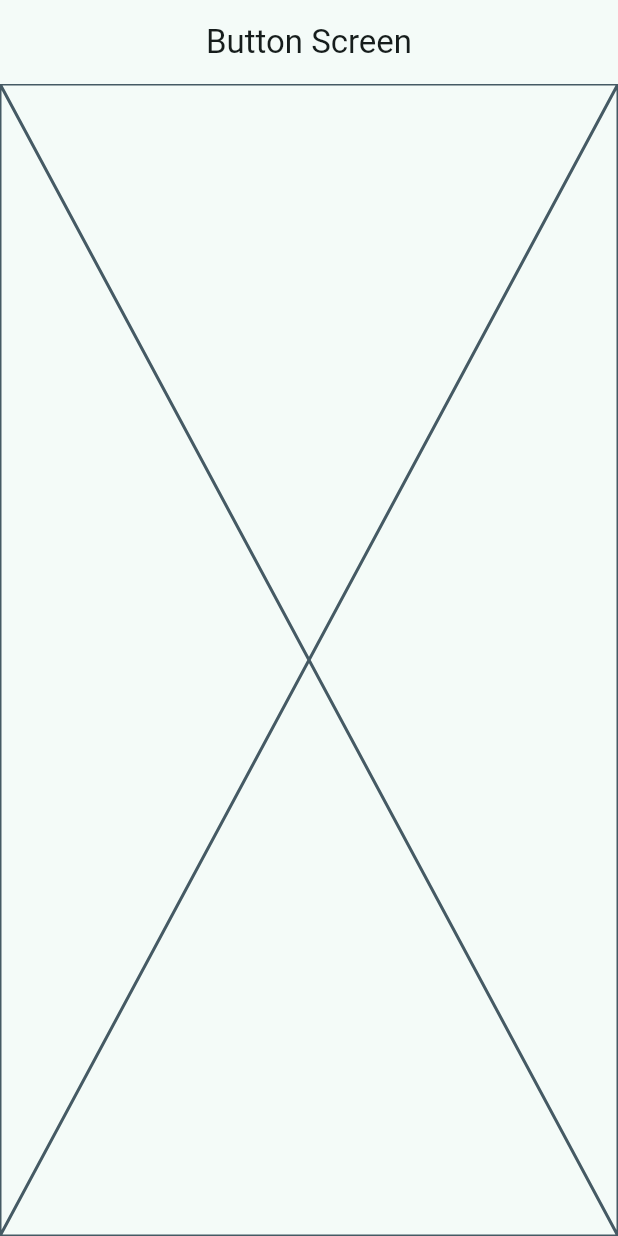
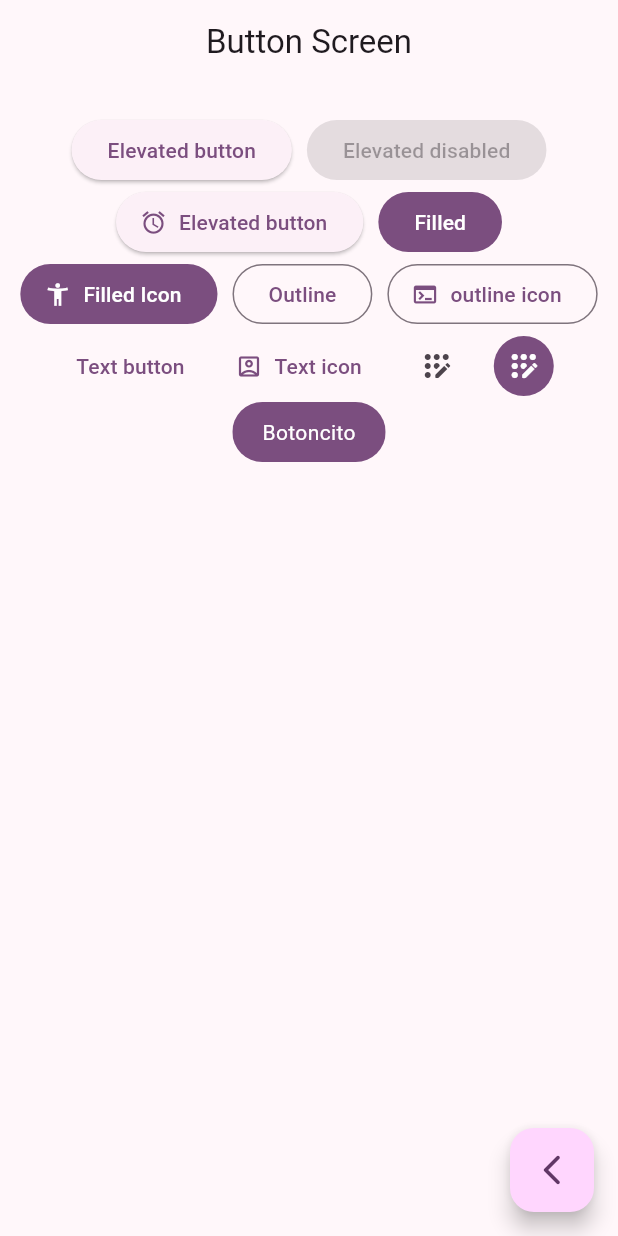
Before and after one commit to FerProx90/flutter-widget_app, a Flutter app: the ButtonsScreen screen opened by its route, on a phone screen of 412 x 824 dp. Run offline on Flutter 3.47's test engine with Material 3 defaults, Android fonts, the phone set to English and light mode, and no system bars; our stand-ins replace go_router.

Commit message:
buttons screen finished con custom button

```diff
--- a/lib/main.dart
+++ b/lib/main.dart
@@ -14,7 +14,7 @@ class MainApp extends StatelessWidget {
     return MaterialApp.router(
       routerConfig: appRouter,
       debugShowCheckedModeBanner: false,
-      theme: AppTheme(selectedColor: 1).getTheme(),
+      theme: AppTheme(selectedColor: 4).getTheme(),
     );
   }
 }
--- a/lib/presentation/screens/buttons/buttons_screen.dart
+++ b/lib/presentation/screens/buttons/buttons_screen.dart
@@ -1,4 +1,5 @@
 import 'package:flutter/material.dart';
+import 'package:go_router/go_router.dart';
 
 class ButtonsScreen extends StatelessWidget {
   static const String name = 'buttons_screen';
@@ -9,7 +10,82 @@ class ButtonsScreen extends StatelessWidget {
   Widget build(BuildContext context) {
     return Scaffold(
       appBar: AppBar(title: const Text("Button Screen")),
-      body: const Placeholder(),
+      body: const _ButtonsView(),
+      floatingActionButton: FloatingActionButton(
+        child: const Icon(Icons.arrow_back_ios_new_rounded),
+        onPressed: () {
+          context.pop();
+        },
+      ),
     );
   }
 }
+
+class _ButtonsView extends StatelessWidget {
+  const _ButtonsView();
+
+  @override
+  Widget build(BuildContext context) {
+    final colors = Theme.of(context).colorScheme;
+
+    return SizedBox(
+      width: double.infinity,
+      child: Padding(
+        padding: const EdgeInsets.symmetric(horizontal: 10, vertical: 20),
+        child: Wrap( // Funciona como un flex row
+          spacing: 10,
+          alignment: WrapAlignment.center,
+          children: [
+            ElevatedButton(onPressed: () {}, child: const Text("Elevated button")),
+            const ElevatedButton(onPressed: null, child: Text("Elevated disabled")),
+            ElevatedButton.icon(onPressed: () {}, icon: const Icon(Icons.access_alarm_outlined) , label: const Text("Elevated button")),
+
+            FilledButton(onPressed: (){}, child: const Text("Filled")),
+            FilledButton.icon(onPressed: (){}, icon: const Icon( Icons.accessibility_new), label: const Text("Filled Icon")),
+
+            OutlinedButton(onPressed: (){}, child: const Text("Outline")),
+            OutlinedButton.icon(onPressed: (){}, icon: const Icon(Icons.terminal), label: const Text("outline icon")),
+
+            TextButton(onPressed: (){}, child: const Text("Text button")),
+            TextButton.icon(onPressed: (){}, icon: const Icon(Icons.account_box_outlined) , label: const Text("Text icon")),
+
+            IconButton(onPressed: (){}, icon: const Icon(Icons.app_registration_rounded)),
+            IconButton(
+              onPressed: (){},
+              icon: const Icon(Icons.app_registration_rounded),
+              style: ButtonStyle(
+                backgroundColor: WidgetStatePropertyAll(colors.primary),
+                iconColor: const WidgetStatePropertyAll(Colors.white),
+              )
+            ),
+
+            const CustomButton(),
+          ],
+        ),
+      ),
+    );
+  }
+}
+
+class CustomButton extends StatelessWidget {
+  const CustomButton({super.key});
+
+  @override
+  Widget build(BuildContext context) {
+    final colors = Theme.of(context).colorScheme;
+
+    return ClipRRect( //sirve para añadir bordes redondeados
+      borderRadius: BorderRadius.circular(20),
+      child: Material( //Nos da los estilos de colores
+        color: colors.primary,
+        child: InkWell( // Dará el efecto del click
+          onTap: (){},
+          child: const Padding(
+            padding: EdgeInsets.symmetric(horizontal: 20, vertical: 10),
+            child: Text("Botoncito", style: TextStyle(color: Colors.white),),
+          ),
+        ),
+      ),
+    );
+  }
+}
```
